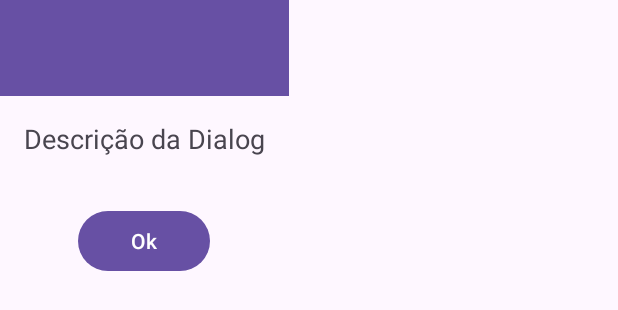
After one commit to DiegoOliveiraa/Game-Rock-Paper-Scissors, an Android app: the layout dialog_custom.xml on its own in the app's theme, with its tools: preview values and no code run, on a phone screen of 412 x 824 dp. The commit adds this screen. Shown: the top 310 px of the screen. Run offline under Robolectric (Android 15) with nearby library versions, the phone set to English and light mode, and no system bars.

Commit message:
internet tests and dialogs

```diff
--- a/app/src/main/AndroidManifest.xml
+++ b/app/src/main/AndroidManifest.xml
@@ -2,6 +2,7 @@
 <manifest xmlns:android="http://schemas.android.com/apk/res/android"
     xmlns:tools="http://schemas.android.com/tools">
 
+    <uses-permission android:name="android.permission.ACCESS_NETWORK_STATE" />
     <uses-permission android:name="android.permission.INTERNET" />
 
     <application
--- a/app/src/main/java/com/diegooliveira/rock_paper_scissors/ui/viewmodels/RockPaperScissorsViewModel.kt
+++ b/app/src/main/java/com/diegooliveira/rock_paper_scissors/ui/viewmodels/RockPaperScissorsViewModel.kt
@@ -7,8 +7,6 @@ import androidx.lifecycle.ViewModel
 import androidx.lifecycle.viewModelScope
 import com.diegooliveira.rock_paper_scissors.data.source.local.PlayerDataManager
 import com.diegooliveira.rock_paper_scissors.data.source.remote.entity.RockPaperScissorsResult
-import com.diegooliveira.rock_paper_scissors.domain.entity.RockPaperScissorsType
-import com.diegooliveira.rock_paper_scissors.domain.entity.RockPaperScissorsType.Companion.fromRockPaperScissorsType
 import com.diegooliveira.rock_paper_scissors.domain.entity.WinnerType
 import com.diegooliveira.rock_paper_scissors.domain.entity.WinnerType.Companion.fromWinnerType
 import com.diegooliveira.rock_paper_scissors.domain.entity.WinnerType.DEFEAT
@@ -34,7 +32,7 @@ class RockPaperScissorsViewModel(
     val pointsOpponent: LiveData<Int> get() = _pointsOpponent
     private val _pointsOpponent = MutableLiveData<Int>()
 
-    fun playGame(guess: String, player: String, opponent: String) {
+    fun playGame(guess: String) {
         viewModelScope.launch {
             try {
                 val response = repository.playGame(guess)
--- a/app/src/main/res/layout/activity_ranking_player.xml
+++ b/app/src/main/res/layout/activity_ranking_player.xml
@@ -51,7 +51,7 @@
 
         android:layout_marginEnd="32dp"
         android:layout_marginBottom="32dp"
-        android:text="@string/activity_back_ranking"
+        android:text="@string/activity_ranking_button_back"
         android:textAllCaps="true"
         app:layout_constraintBottom_toBottomOf="parent"
         app:layout_constraintEnd_toEndOf="parent"
--- /dev/null
+++ b/app/src/main/res/layout/dialog_custom.xml
@@ -0,0 +1,32 @@
+<?xml version="1.0" encoding="utf-8"?>
+<androidx.appcompat.widget.LinearLayoutCompat xmlns:android="http://schemas.android.com/apk/res/android"
+    xmlns:tools="http://schemas.android.com/tools"
+    android:layout_width="wrap_content"
+    android:layout_height="wrap_content"
+    android:orientation="vertical">
+
+    <androidx.appcompat.widget.Toolbar
+        android:id="@+id/dialog_toolbar"
+        android:layout_width="match_parent"
+        android:layout_height="?attr/actionBarSize"
+        android:background="?attr/colorPrimary"
+        android:minHeight="?attr/actionBarSize" />
+
+    <androidx.appcompat.widget.AppCompatTextView
+        android:id="@+id/dialog_message"
+        android:layout_width="wrap_content"
+        android:layout_height="wrap_content"
+        android:layout_gravity="center"
+        android:padding="16dp"
+        android:textSize="18sp"
+        tools:text="Descrição da Dialog" />
+
+    <com.google.android.material.button.MaterialButton
+        android:id="@+id/button_dialog_custom"
+        android:layout_width="wrap_content"
+        android:layout_height="wrap_content"
+        android:layout_gravity="center"
+        android:layout_marginTop="16dp"
+        android:text="@string/dialog_custom_button" />
+
+</androidx.appcompat.widget.LinearLayoutCompat>
```
Also changed, not shown: app/src/main/java/com/diegooliveira/rock_paper_scissors/ui/activities/LoginActivity.kt (+33 -15 lines), app/src/main/java/com/diegooliveira/rock_paper_scissors/ui/activities/StartGameActivity.kt (+8 -8 lines), app/src/main/java/com/diegooliveira/rock_paper_scissors/ui/util/DialogUtils.kt (added, +41 -0 lines), app/src/main/java/com/diegooliveira/rock_paper_scissors/ui/util/NetworkHandler.kt (added, +20 -0 lines), app/src/main/java/com/diegooliveira/rock_paper_scissors/ui/viewmodels/PlayersViewModel.kt (+2 -7 lines), app/src/main/res/values/strings.xml (+5 -2 lines).
